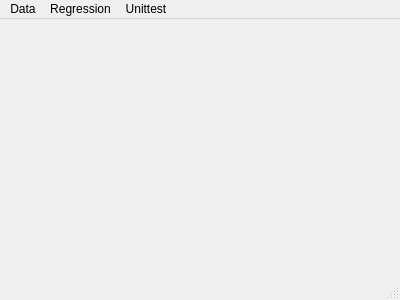
Before: the Qt Designer form regression/src/ControlView.ui in Anne0815/Regression, drawn with Qt 5.
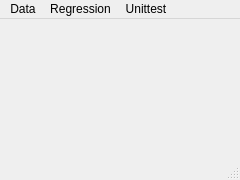
After: the same form once the commit is applied.

Commit message:
Controlling over view for all actions.
* In main there are some testmethods only and entry point for controlling over view.

What changed in the file:
```diff
--- a/regression/src/ControlView.ui
+++ b/regression/src/ControlView.ui
@@ -6,8 +6,8 @@
    <rect>
     <x>0</x>
     <y>0</y>
-    <width>400</width>
-    <height>300</height>
+    <width>240</width>
+    <height>180</height>
    </rect>
   </property>
   <property name="windowTitle">
@@ -19,7 +19,7 @@
     <rect>
      <x>0</x>
      <y>0</y>
-     <width>400</width>
+     <width>240</width>
      <height>21</height>
     </rect>
    </property>
```
The commit also changes 9 other files.
